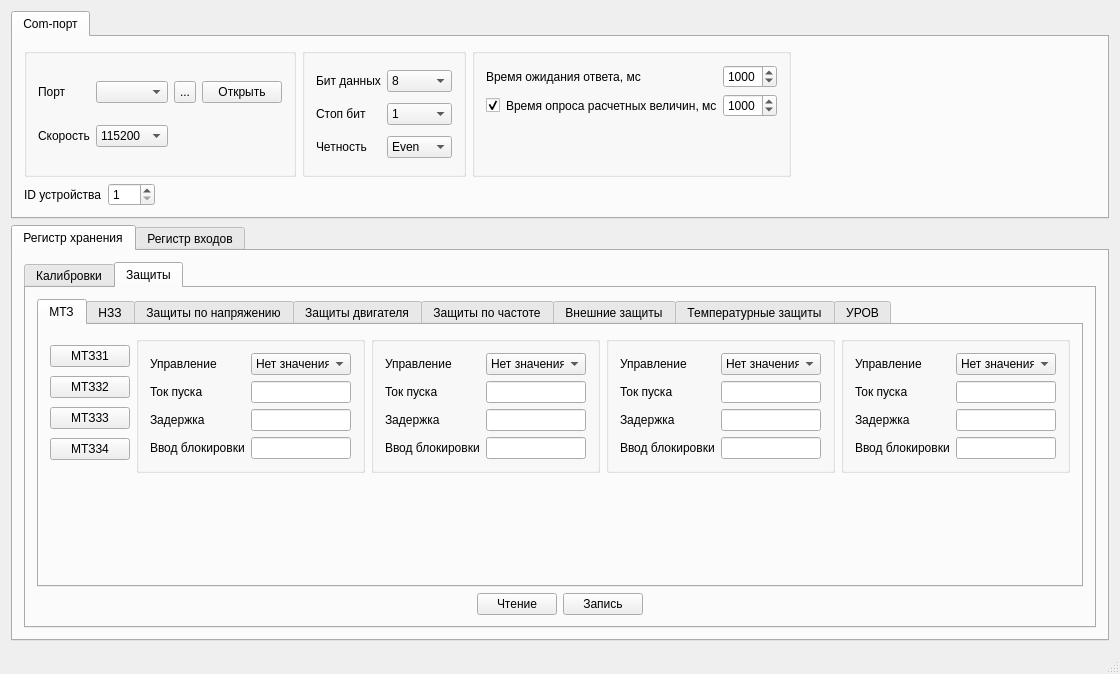
This is configuratorwindow.ui in vlarry/configurator as Qt 5 draws it before an edit. The edited form follows.
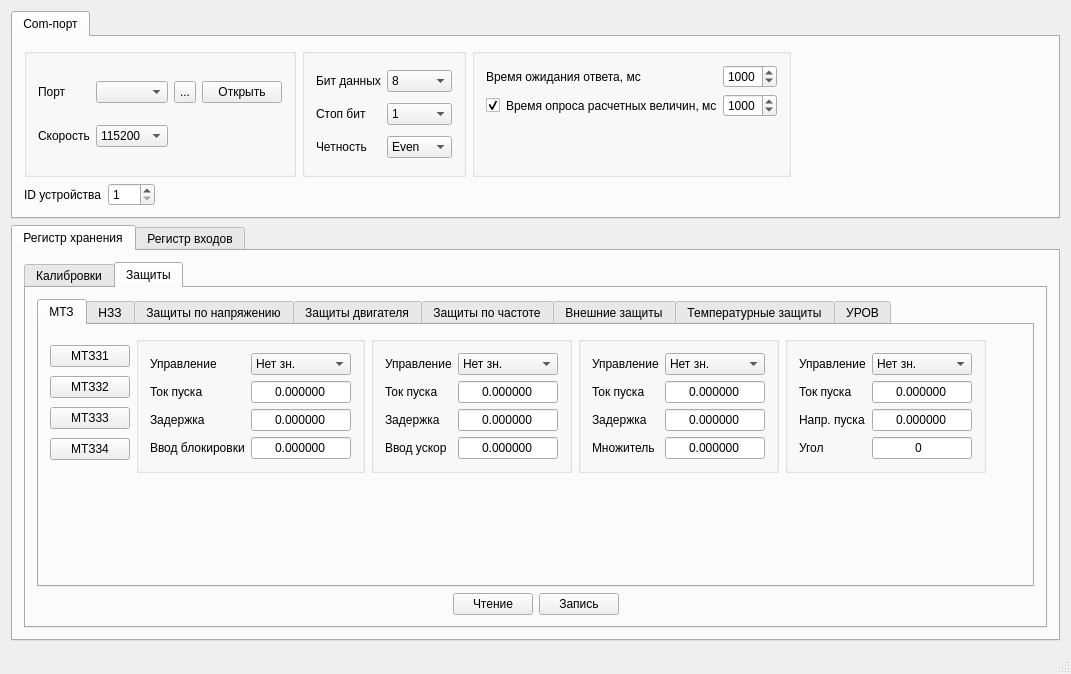
This is the edited form. Icons and pictures are not drawn.

Commit message: Реализация записи/чтения управления Токовыми Защитами МТЗ31, МТЗ32, МТЗ33, МТЗ34.

```diff
--- a/configuratorwindow.ui
+++ b/configuratorwindow.ui
@@ -6,7 +6,7 @@
    <rect>
     <x>0</x>
     <y>0</y>
-    <width>965</width>
+    <width>1071</width>
     <height>630</height>
    </rect>
   </property>
@@ -1530,7 +1530,7 @@
                          </property>
                          <item>
                           <property name="text">
-                           <string>Нет значения</string>
+                           <string>Нет зн.</string>
                           </property>
                          </item>
                          <item>
@@ -1551,33 +1551,87 @@
                         </widget>
                        </item>
                        <item>
-                        <widget class="QLineEdit" name="lineEdit">
+                        <widget class="QLineEdit" name="leProtectionMTZ31_CurrentStart">
+                         <property name="sizePolicy">
+                          <sizepolicy hsizetype="Fixed" vsizetype="Fixed">
+                           <horstretch>0</horstretch>
+                           <verstretch>0</verstretch>
+                          </sizepolicy>
+                         </property>
                          <property name="maximumSize">
                           <size>
                            <width>100</width>
                            <height>100</height>
                           </size>
                          </property>
+                         <property name="inputMask">
+                          <string>0.000000</string>
+                         </property>
+                         <property name="text">
+                          <string>0.000000</string>
+                         </property>
+                         <property name="maxLength">
+                          <number>8</number>
+                         </property>
+                         <property name="alignment">
+                          <set>Qt::AlignCenter</set>
+                         </property>
                         </widget>
                        </item>
                        <item>
-                        <widget class="QLineEdit" name="lineEdit_2">
+                        <widget class="QLineEdit" name="leProtectionMTZ31_Timeout">
+                         <property name="sizePolicy">
+                          <sizepolicy hsizetype="Fixed" vsizetype="Fixed">
+                           <horstretch>0</horstretch>
+                           <verstretch>0</verstretch>
+                          </sizepolicy>
+                         </property>
                          <property name="maximumSize">
                           <size>
                            <width>100</width>
                            <height>100</height>
                           </size>
                          </property>
+                         <property name="inputMask">
+                          <string>0.000000</string>
+                         </property>
+                         <property name="text">
+                          <string>0.000000</string>
+                         </property>
+                         <property name="maxLength">
+                          <number>8</number>
+                         </property>
+                         <property name="alignment">
+                          <set>Qt::AlignCenter</set>
+                         </property>
                         </widget>
                        </item>
                        <item>
-                        <widget class="QLineEdit" name="lineEdit_3">
+                        <widget class="QLineEdit" name="leProtectionMTZ31_EnterBlocking">
+                         <property name="sizePolicy">
+                          <sizepolicy hsizetype="Fixed" vsizetype="Fixed">
+                           <horstretch>0</horstretch>
+                           <verstretch>0</verstretch>
+                          </sizepolicy>
+                         </property>
                          <property name="maximumSize">
                           <size>
                            <width>100</width>
                            <height>100</height>
                           </size>
                          </property>
+                         <property name="inputMask">
+                          <string>0.000000</string>
+                         </property>
+                         <property name="text">
+                          <string>0.000000</string>
+                         </property>
+                         <property name="maxLength">
+                          <number>8</number>
+                         </property>
+                         <property name="alignment">
+                          <set>Qt::AlignCenter</set>
+                         </property>
                         </widget>
                        </item>
                       </layout>
@@ -1635,7 +1689,7 @@
                        <item>
                         <widget class="QLabel" name="lblTextProtectionMTZ_EnterBlocking_2">
                          <property name="text">
-                          <string>Ввод блокировки</string>
+                          <string>Ввод ускор</string>
                          </property>
                          <property name="scaledContents">
                           <bool>true</bool>
@@ -1659,7 +1713,7 @@
                          </property>
                          <item>
                           <property name="text">
-                           <string>Нет значения</string>
+                           <string>Нет зн.</string>
                           </property>
                          </item>
                          <item>
@@ -1680,33 +1734,87 @@
                         </widget>
                        </item>
                        <item>
-                        <widget class="QLineEdit" name="lineEdit_4">
+                        <widget class="QLineEdit" name="leProtectionMTZ32_CurrentStart">
+                         <property name="sizePolicy">
+                          <sizepolicy hsizetype="Fixed" vsizetype="Fixed">
+                           <horstretch>0</horstretch>
+                           <verstretch>0</verstretch>
+                          </sizepolicy>
+                         </property>
                          <property name="maximumSize">
                           <size>
                            <width>100</width>
                            <height>100</height>
                           </size>
                          </property>
+                         <property name="inputMask">
+                          <string>0.000000</string>
+                         </property>
+                         <property name="text">
+                          <string>0.000000</string>
+                         </property>
+                         <property name="maxLength">
+                          <number>8</number>
+                         </property>
+                         <property name="alignment">
+                          <set>Qt::AlignCenter</set>
+                         </property>
                         </widget>
                        </item>
                        <item>
-                        <widget class="QLineEdit" name="lineEdit_5">
+                        <widget class="QLineEdit" name="leProtectionMTZ32_Timeout">
+                         <property name="sizePolicy">
+                          <sizepolicy hsizetype="Fixed" vsizetype="Fixed">
+                           <horstretch>0</horstretch>
+                           <verstretch>0</verstretch>
+                          </sizepolicy>
+                         </property>
                          <property name="maximumSize">
                           <size>
                            <width>100</width>
                            <height>100</height>
                           </size>
                          </property>
+                         <property name="inputMask">
+                          <string>0.000000</string>
+                         </property>
+                         <property name="text">
+                          <string>0.000000</string>
+                         </property>
+                         <property name="maxLength">
+                          <number>8</number>
+                         </property>
+                         <property name="alignment">
+                          <set>Qt::AlignCenter</set>
+                         </property>
                         </widget>
                        </item>
                        <item>
-                        <widget class="QLineEdit" name="lineEdit_6">
+                        <widget class="QLineEdit" name="leProtectionMTZ32_Acceleration">
+                         <property name="sizePolicy">
+                          <sizepolicy hsizetype="Fixed" vsizetype="Fixed">
+                           <horstretch>0</horstretch>
+                           <verstretch>0</verstretch>
+                          </sizepolicy>
+                         </property>
                          <property name="maximumSize">
                           <size>
                            <width>100</width>
                            <height>100</height>
                           </size>
                          </property>
+                         <property name="inputMask">
+                          <string>0.000000</string>
+                         </property>
+                         <property name="text">
+                          <string>0.000000</string>
+                         </property>
+                         <property name="maxLength">
+                          <number>8</number>
+                         </property>
+                         <property name="alignment">
+                          <set>Qt::AlignCenter</set>
+                         </property>
                         </widget>
                        </item>
                       </layout>
@@ -1764,7 +1872,7 @@
                        <item>
                         <widget class="QLabel" name="lblTextProtectionMTZ_EnterBlocking_3">
                          <property name="text">
-                          <string>Ввод блокировки</string>
+                          <string>Множитель</string>
                          </property>
                          <property name="scaledContents">
                           <bool>true</bool>
@@ -1788,7 +1896,7 @@
                          </property>
                          <item>
                           <property name="text">
-                           <string>Нет значения</string>
+                           <string>Нет зн.</string>
                           </property>
                          </item>
                          <item>
@@ -1809,33 +1917,87 @@
                         </widget>
                        </item>
                        <item>
-                        <widget class="QLineEdit" name="lineEdit_7">
+                        <widget class="QLineEdit" name="leProtectionMTZ33_CurrentStart">
+                         <property name="sizePolicy">
+                          <sizepolicy hsizetype="Fixed" vsizetype="Fixed">
+                           <horstretch>0</horstretch>
+                           <verstretch>0</verstretch>
+                          </sizepolicy>
+                         </property>
                          <property name="maximumSize">
                           <size>
                            <width>100</width>
                            <height>100</height>
                           </size>
                          </property>
+                         <property name="inputMask">
+                          <string>0.000000</string>
+                         </property>
+                         <property name="text">
+                          <string>0.000000</string>
+                         </property>
+                         <property name="maxLength">
+                          <number>8</number>
+                         </property>
+                         <property name="alignment">
+                          <set>Qt::AlignCenter</set>
+                         </property>
                         </widget>
                        </item>
                        <item>
-                        <widget class="QLineEdit" name="lineEdit_8">
+                        <widget class="QLineEdit" name="leProtectionMTZ33_Timeout">
+                         <property name="sizePolicy">
+                          <sizepolicy hsizetype="Fixed" vsizetype="Fixed">
+                           <horstretch>0</horstretch>
+                           <verstretch>0</verstretch>
+                          </sizepolicy>
+                         </property>
                          <property name="maximumSize">
                           <size>
                            <width>100</width>
                            <height>100</height>
                           </size>
                          </property>
+                         <property name="inputMask">
+                          <string>0.000000</string>
+                         </property>
+                         <property name="text">
+                          <string>0.000000</string>
+                         </property>
+                         <property name="maxLength">
+                          <number>8</number>
+                         </property>
+                         <property name="alignment">
+                          <set>Qt::AlignCenter</set>
+                         </property>
                         </widget>
                        </item>
                        <item>
-                        <widget class="QLineEdit" name="lineEdit_9">
+                        <widget class="QLineEdit" name="leProtectionMTZ33_Factor">
+                         <property name="sizePolicy">
+                          <sizepolicy hsizetype="Fixed" vsizetype="Fixed">
+                           <horstretch>0</horstretch>
+                           <verstretch>0</verstretch>
+                          </sizepolicy>
+                         </property>
                          <property name="maximumSize">
                           <size>
                            <width>100</width>
                            <height>100</height>
                           </size>
                          </property>
+                         <property name="inputMask">
+                          <string>0.000000</string>
+                         </property>
+                         <property name="text">
+                          <string>0.000000</string>
+                         </property>
+                         <property name="maxLength">
+                          <number>8</number>
+                         </property>
+                         <property name="alignment">
+                          <set>Qt::AlignCenter</set>
+                         </property>
                         </widget>
                        </item>
                       </layout>
@@ -1883,7 +2045,7 @@
                        <item>
                         <widget class="QLabel" name="lblTextProtectionMTZ_Timeout_4">
                          <property name="text">
-                          <string>Задержка</string>
+                          <string>Напр. пуска</string>
                          </property>
                          <property name="scaledContents">
                           <bool>true</bool>
@@ -1893,7 +2055,7 @@
                        <item>
                         <widget class="QLabel" name="lblTextProtectionMTZ_EnterBlocking_4">
                          <property name="text">
-                          <string>Ввод блокировки</string>
+                          <string>Угол</string>
                          </property>
                          <property name="scaledContents">
                           <bool>true</bool>
@@ -1917,7 +2079,7 @@
                          </property>
                          <item>
                           <property name="text">
-                           <string>Нет значения</string>
+                           <string>Нет зн.</string>
                           </property>
                          </item>
                          <item>
@@ -1938,33 +2100,87 @@
                         </widget>
                        </item>
                        <item>
-                        <widget class="QLineEdit" name="lineEdit_10">
+                        <widget class="QLineEdit" name="leProtectionMTZ34_CurrentStart">
+                         <property name="sizePolicy">
+                          <sizepolicy hsizetype="Fixed" vsizetype="Fixed">
+                           <horstretch>0</horstretch>
+                           <verstretch>0</verstretch>
+                          </sizepolicy>
+                         </property>
                          <property name="maximumSize">
                           <size>
                            <width>100</width>
                            <height>100</height>
                           </size>
                          </property>
+                         <property name="inputMask">
+                          <string>0.000000</string>
+                         </property>
+                         <property name="text">
+                          <string>0.000000</string>
+                         </property>
+                         <property name="maxLength">
+                          <number>8</number>
+                         </property>
+                         <property name="alignment">
+                          <set>Qt::AlignCenter</set>
+                         </property>
                         </widget>
                        </item>
                        <item>
-                        <widget class="QLineEdit" name="lineEdit_11">
+                        <widget class="QLineEdit" name="leProtectionMTZ34_Timeout">
+                         <property name="sizePolicy">
+                          <sizepolicy hsizetype="Fixed" vsizetype="Fixed">
+                           <horstretch>0</horstretch>
+                           <verstretch>0</verstretch>
+                          </sizepolicy>
+                         </property>
                          <property name="maximumSize">
                           <size>
                            <width>100</width>
                            <height>100</height>
                           </size>
                          </property>
+                         <property name="inputMask">
+                          <string>0.000000</string>
+                         </property>
+                         <property name="text">
+                          <string>0.000000</string>
+                         </property>
+                         <property name="maxLength">
+                          <number>8</number>
+                         </property>
+                         <property name="alignment">
+                          <set>Qt::AlignCenter</set>
+                         </property>
                         </widget>
                        </item>
                        <item>
-                        <widget class="QLineEdit" name="lineEdit_12">
+                        <widget class="QLineEdit" name="leProtectionMTZ34_EnterBlocking">
+                         <property name="sizePolicy">
+                          <sizepolicy hsizetype="Fixed" vsizetype="Fixed">
+                           <horstretch>0</horstretch>
+                           <verstretch>0</verstretch>
+                          </sizepolicy>
+                         </property>
                          <property name="maximumSize">
                           <size>
                            <width>100</width>
                            <height>100</height>
                           </size>
                          </property>
+                         <property name="inputMask">
+                          <string>000</string>
+                         </property>
+                         <property name="text">
+                          <string>0</string>
+                         </property>
+                         <property name="maxLength">
+                          <number>3</number>
+                         </property>
+                         <property name="alignment">
+                          <set>Qt::AlignCenter</set>
+                         </property>
                         </widget>
                        </item>
                       </layout>
```
Left out of the diff: 50 changed lines with no effect on the pictures. The commit also changes 2 other files.
